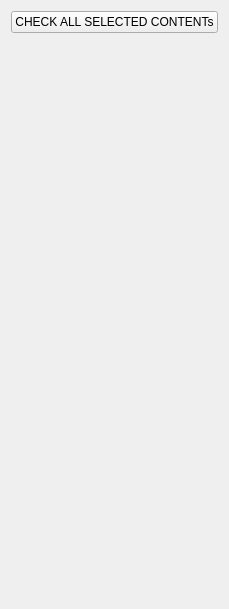
Before: the Qt Designer form Maya_Tools/Developer/Main/MODULE/CleanerTools/UI/CleanerTools.ui in code-google-com/mayatools, drawn with Qt 5.
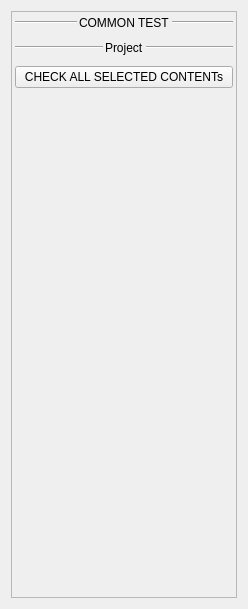
After: the same form once the commit is applied.

Commit message: update shader tools

```diff
--- a/Maya_Tools/Developer/Main/MODULE/CleanerTools/UI/CleanerTools.ui
+++ b/Maya_Tools/Developer/Main/MODULE/CleanerTools/UI/CleanerTools.ui
@@ -6,7 +6,7 @@
    <rect>
     <x>0</x>
     <y>0</y>
-    <width>221</width>
+    <width>248</width>
     <height>609</height>
    </rect>
   </property>
@@ -21,10 +21,139 @@
   </property>
   <layout class="QVBoxLayout" name="verticalLayout">
    <item>
-    <layout class="QVBoxLayout" name="CommonLayout"/>
+    <widget class="QScrollArea" name="scrollArea">
+     <property name="widgetResizable">
+      <bool>true</bool>
+     </property>
+     <widget class="QWidget" name="scrollAreaWidgetContents">
+      <property name="geometry">
+       <rect>
+        <x>0</x>
+        <y>0</y>
+        <width>224</width>
+        <height>585</height>
+       </rect>
+      </property>
+      <layout class="QVBoxLayout" name="verticalLayout_2">
+       <property name="leftMargin">
+        <number>3</number>
+       </property>
+       <property name="topMargin">
+        <number>4</number>
+       </property>
+       <property name="rightMargin">
+        <number>3</number>
+       </property>
+       <item>
+        <layout class="QVBoxLayout" name="CommonLayout">
+         <property name="spacing">
+          <number>2</number>
+         </property>
+         <item>
+          <layout class="QHBoxLayout" name="horizontalLayout">
+           <item>
+            <widget class="Line" name="line_3">
+             <property name="orientation">
+              <enum>Qt::Horizontal</enum>
+             </property>
+            </widget>
    </item>
    <item>
-    <layout class="QVBoxLayout" name="CustomLayout"/>
+            <widget class="QLabel" name="label_2">
+             <property name="sizePolicy">
+              <sizepolicy hsizetype="Maximum" vsizetype="Preferred">
+               <horstretch>0</horstretch>
+               <verstretch>0</verstretch>
+              </sizepolicy>
+             </property>
+             <property name="autoFillBackground">
+              <bool>true</bool>
+             </property>
+             <property name="lineWidth">
+              <number>0</number>
+             </property>
+             <property name="text">
+              <string>COMMON TEST</string>
+             </property>
+            </widget>
+           </item>
+           <item>
+            <widget class="Line" name="line_4">
+             <property name="orientation">
+              <enum>Qt::Horizontal</enum>
+             </property>
+            </widget>
+           </item>
+          </layout>
+         </item>
+         <item>
+          <widget class="Line" name="line_6">
+           <property name="enabled">
+            <bool>false</bool>
+           </property>
+           <property name="frameShadow">
+            <enum>QFrame::Sunken</enum>
+           </property>
+           <property name="lineWidth">
+            <number>0</number>
+           </property>
+           <property name="orientation">
+            <enum>Qt::Horizontal</enum>
+           </property>
+          </widget>
+         </item>
+        </layout>
+       </item>
+       <item>
+        <layout class="QVBoxLayout" name="CustomLayout">
+         <property name="spacing">
+          <number>2</number>
+         </property>
+         <item>
+          <layout class="QHBoxLayout" name="horizontalLayout_2">
+           <item>
+            <widget class="Line" name="line_2">
+             <property name="orientation">
+              <enum>Qt::Horizontal</enum>
+             </property>
+            </widget>
+           </item>
+           <item>
+            <widget class="QLabel" name="label">
+             <property name="sizePolicy">
+              <sizepolicy hsizetype="Maximum" vsizetype="Preferred">
+               <horstretch>0</horstretch>
+               <verstretch>0</verstretch>
+              </sizepolicy>
+             </property>
+             <property name="text">
+              <string>Project</string>
+             </property>
+            </widget>
+           </item>
+           <item>
+            <widget class="Line" name="line">
+             <property name="orientation">
+              <enum>Qt::Horizontal</enum>
+             </property>
+            </widget>
+           </item>
+          </layout>
+         </item>
+         <item>
+          <widget class="Line" name="line_5">
+           <property name="enabled">
+            <bool>false</bool>
+           </property>
+           <property name="lineWidth">
+            <number>0</number>
+           </property>
+           <property name="orientation">
+            <enum>Qt::Horizontal</enum>
+           </property>
+          </widget>
+         </item>
+        </layout>
    </item>
    <item>
     <widget class="QPushButton" name="btnCheckAll">
@@ -45,6 +174,10 @@
       </size>
      </property>
     </spacer>
+       </item>
+      </layout>
+     </widget>
+    </widget>
    </item>
   </layout>
  </widget>
```
Lines whose indentation alone changed are shown as unchanged. The commit also changes 8 other files.
